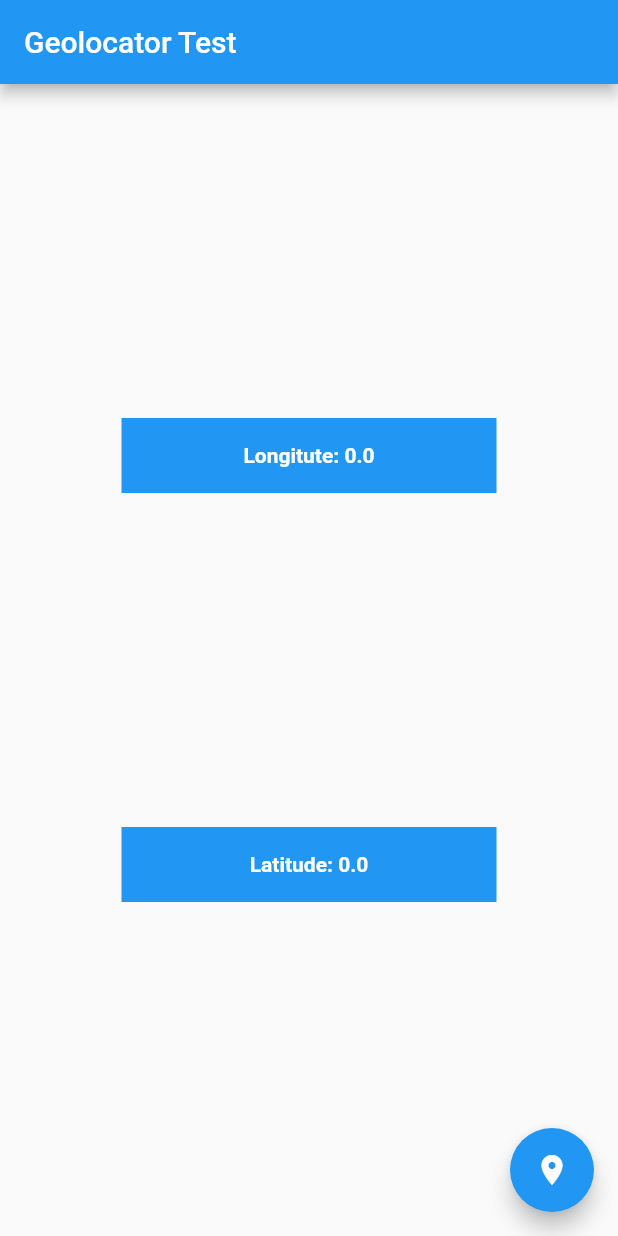
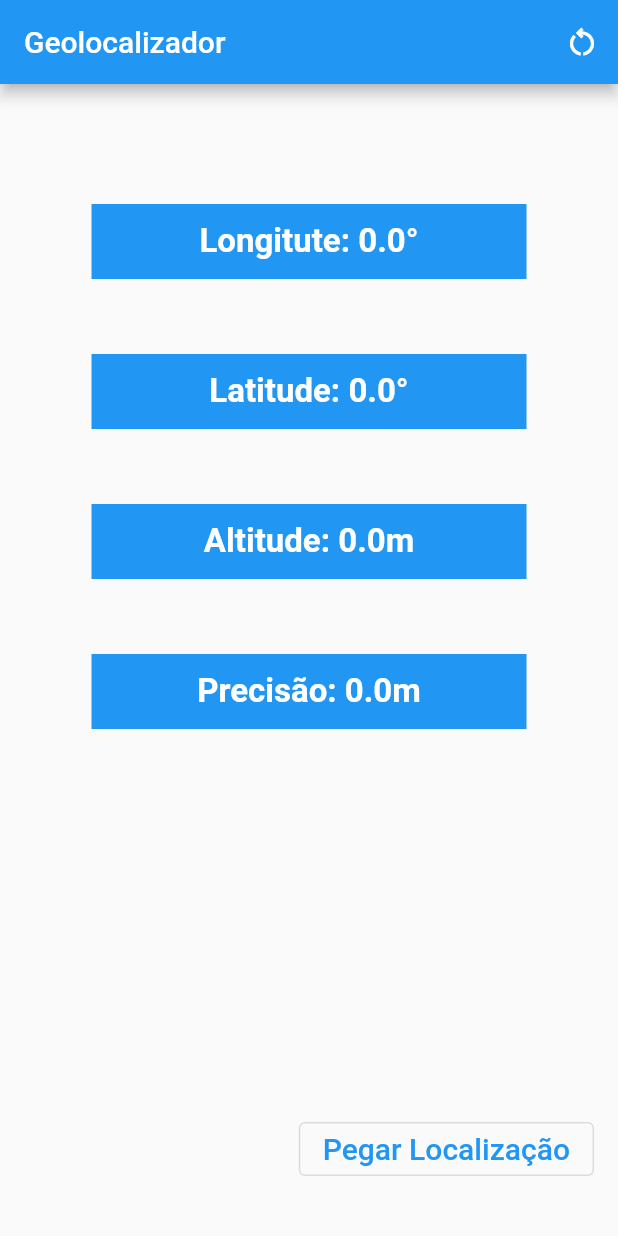
Before and after one commit to deivealtoe/Geolocalizador, a Flutter app: the screen it shows after launch, on a phone screen of 412 x 824 dp. Run offline on Flutter 3.47's test engine with Material 2 defaults, Android fonts, the phone set to English and light mode, and no system bars; our stand-ins replace geolocator.

Commit message:
Adicionado novas informações. Alterado estrutura do código e renomeado classes

```diff
--- /dev/null
+++ b/lib/geolocator_page.dart
@@ -0,0 +1,144 @@
+import 'package:flutter/material.dart';
+import 'package:geolocator/geolocator.dart';
+import 'information_block_widget.dart';
+
+class GeolocatorPage extends StatefulWidget {
+  const GeolocatorPage({Key? key}) : super(key: key);
+
+  @override
+  State<GeolocatorPage> createState() => _GeolocatorPageState();
+}
+
+class _GeolocatorPageState extends State<GeolocatorPage> {
+  Position _positionAsync = const Position(
+    longitude: 0,
+    latitude: 0,
+    accuracy: 0,
+    altitude: 0,
+    heading: 0,
+    speed: 0,
+    speedAccuracy: 0,
+    timestamp: null,
+  );
+
+  Position _position = const Position(
+    longitude: 0,
+    latitude: 0,
+    accuracy: 0,
+    altitude: 0,
+    heading: 0,
+    speed: 0,
+    speedAccuracy: 0,
+    timestamp: null,
+  );
+
+  Future<Position> _determinePosition() async {
+    bool serviceEnabled;
+    LocationPermission locationPermission;
+
+    serviceEnabled = await Geolocator.isLocationServiceEnabled();
+
+    if (serviceEnabled == false) {
+      return Future.error('É necessário ativar a localização.');
+    }
+
+    locationPermission = await Geolocator.checkPermission();
+    if (locationPermission == LocationPermission.denied) {
+      locationPermission = await Geolocator.requestPermission();
+
+      if (locationPermission == LocationPermission.denied) {
+        return Future.error('É necessário permitir o uso da localização.');
+      }
+    }
+
+    if (locationPermission == LocationPermission.deniedForever) {
+      return Future.error(
+          'O uso do serviço de localização está negado para sempre. Necessário alterar a configuração manualmente para permitir.');
+    }
+
+    Position position = await Geolocator.getCurrentPosition();
+
+    print('Permissão da localização definida como $locationPermission');
+    print('Serviço de localização está ativo? $serviceEnabled');
+    print('Posição encontrada é $position');
+
+    return position;
+  }
+
+  void _setStatePosition() async {
+    _positionAsync = await _determinePosition();
+
+    setState(() {
+      _position = _positionAsync;
+    });
+  }
+
+  void _resetCoordinates() {
+    setState(() {
+      _position = const Position(
+        longitude: 0,
+        latitude: 0,
+        accuracy: 0,
+        altitude: 0,
+        heading: 0,
+        speed: 0,
+        speedAccuracy: 0,
+        timestamp: null,
+      );
+    });
+  }
+
+  @override
+  Widget build(BuildContext context) {
+    return MaterialApp(
+      title: 'Incrível Geolocalizador',
+      home: Scaffold(
+        appBar: AppBar(
+          title: const Text('Geolocalizador'),
+          actions: [
+            IconButton(
+              icon: const Icon(Icons.restart_alt_outlined),
+              onPressed: _resetCoordinates,
+            ),
+          ],
+        ),
+        body: Padding(
+          padding: const EdgeInsets.only(top: 80.0),
+          child: Column(
+            mainAxisAlignment: MainAxisAlignment.start,
+            children: [
+              InformationBlockWidget(
+                  textToDisplay: 'Longitute: ${_position.longitude}°'),
+              const SizedBox(height: 50),
+              InformationBlockWidget(
+                  textToDisplay: 'Latitude: ${_position.latitude}°'),
+              const SizedBox(height: 50),
+              InformationBlockWidget(
+                  textToDisplay: 'Altitude: ${_position.altitude}m'),
+              const SizedBox(height: 50),
+              InformationBlockWidget(
+                  textToDisplay: 'Precisão: ${_position.accuracy}m'),
+            ],
+          ),
+        ),
+        floatingActionButton: Padding(
+          padding: const EdgeInsets.only(bottom: 18.0),
+          child: OutlinedButton(
+            child: const Text(
+              'Pegar Localização',
+              style: TextStyle(
+                fontSize: 20,
+                // color: Colors.white,
+              ),
+            ),
+            onPressed: () async {
+              print('Apertou o botão de localização.');
+
+              _setStatePosition();
+            },
+          ),
+        ),
+      ),
+    );
+  }
+}
--- a/lib/geolocator_test_page.dart
+++ /dev/null
@@ -1,104 +0,0 @@
-import 'package:flutter/material.dart';
-import 'package:geolocator/geolocator.dart';
-import './coordinate_widget.dart';
-
-class GeolocatorTestPage extends StatefulWidget {
-  const GeolocatorTestPage({Key? key}) : super(key: key);
-
-  @override
-  State<GeolocatorTestPage> createState() => _GeolocatorTestPageState();
-}
-
-class _GeolocatorTestPageState extends State<GeolocatorTestPage> {
-  Position _positionAsync = const Position(
-    longitude: 0,
-    latitude: 0,
-    accuracy: 0,
-    altitude: 0,
-    heading: 0,
-    speed: 0,
-    speedAccuracy: 0,
-    timestamp: null,
-  );
-
-  Position _position = const Position(
-    longitude: 0,
-    latitude: 0,
-    accuracy: 0,
-    altitude: 0,
-    heading: 0,
-    speed: 0,
-    speedAccuracy: 0,
-    timestamp: null,
-  );
-
-  Future<Position> _determinePosition() async {
-    bool serviceEnabled;
-    LocationPermission locationPermission;
-
-    serviceEnabled = await Geolocator.isLocationServiceEnabled();
-
-    if (serviceEnabled == false) {
-      return Future.error('É necessário ativar a localização.');
-    }
-
-    locationPermission = await Geolocator.checkPermission();
-    if (locationPermission == LocationPermission.denied) {
-      locationPermission = await Geolocator.requestPermission();
-
-      if (locationPermission == LocationPermission.denied) {
-        return Future.error('É necessário permitir o uso da localização.');
-      }
-    }
-
-    if (locationPermission == LocationPermission.deniedForever) {
-      return Future.error(
-          'O uso do serviço de localização está negado para sempre. Necessário alterar a configuração manualmente para permitir.');
-    }
-
-    Position position = await Geolocator.getCurrentPosition();
-
-    print('Permissão da localização definida como $locationPermission');
-    print('Serviço de localização está ativo? $serviceEnabled');
-    print('Posição encontrada é $position');
-
-    return position;
-  }
-
-  void _setStatePosition() async {
-    _positionAsync = await _determinePosition();
-
-    setState(() {
-      _position = _positionAsync;
-    });
-  }
-
-  @override
-  Widget build(BuildContext context) {
-    return MaterialApp(
-      title: 'Awesome Geolocator',
-      home: Scaffold(
-        appBar: AppBar(
-          title: const Text('Geolocator Test'),
-        ),
-        body: Column(
-          mainAxisAlignment: MainAxisAlignment.spaceEvenly,
-          children: [
-            CoordinateWidget(
-                textToDisplay: 'Longitute: ${_position.longitude}'),
-            CoordinateWidget(textToDisplay: 'Latitude: ${_position.latitude}'),
-          ],
-        ),
-        floatingActionButton: FloatingActionButton(
-          child: const Icon(Icons.location_on),
-          tooltip: 'Aperte para buscar a localização atual',
-          onPressed: () async {
-            print('Apertou o botão de localização.');
-
-            _setStatePosition();
-          },
-        ),
-      ),
-    );
-  }
-}
--- a/lib/coordinate_widget.dart
+++ b/lib/information_block_widget.dart
@@ -1,7 +1,7 @@
 import 'package:flutter/material.dart';
 
-class CoordinateWidget extends StatelessWidget {
-  const CoordinateWidget({
+class InformationBlockWidget extends StatelessWidget {
+  const InformationBlockWidget({
     Key? key,
     required String textToDisplay,
   })  : _textToDisplay = textToDisplay,
@@ -13,7 +13,7 @@ class CoordinateWidget extends StatelessWidget {
   Widget build(BuildContext context) {
     return Align(
       child: SizedBox(
-        width: 250,
+        width: 290,
         height: 50,
         child: Container(
           alignment: Alignment.center,
@@ -22,6 +22,7 @@ class CoordinateWidget extends StatelessWidget {
             _textToDisplay,
             textAlign: TextAlign.center,
             style: const TextStyle(
+              fontSize: 22,
               color: Colors.white,
               fontWeight: FontWeight.bold,
             ),
--- a/lib/main.dart
+++ b/lib/main.dart
@@ -1,6 +1,6 @@
 import 'package:flutter/material.dart';
-import './geolocator_test_page.dart';
+import 'geolocator_page.dart';
 
 void main() {
-  runApp(const GeolocatorTestPage());
+  runApp(const GeolocatorPage());
 }
```
Also changed, not shown: 1 other file.
